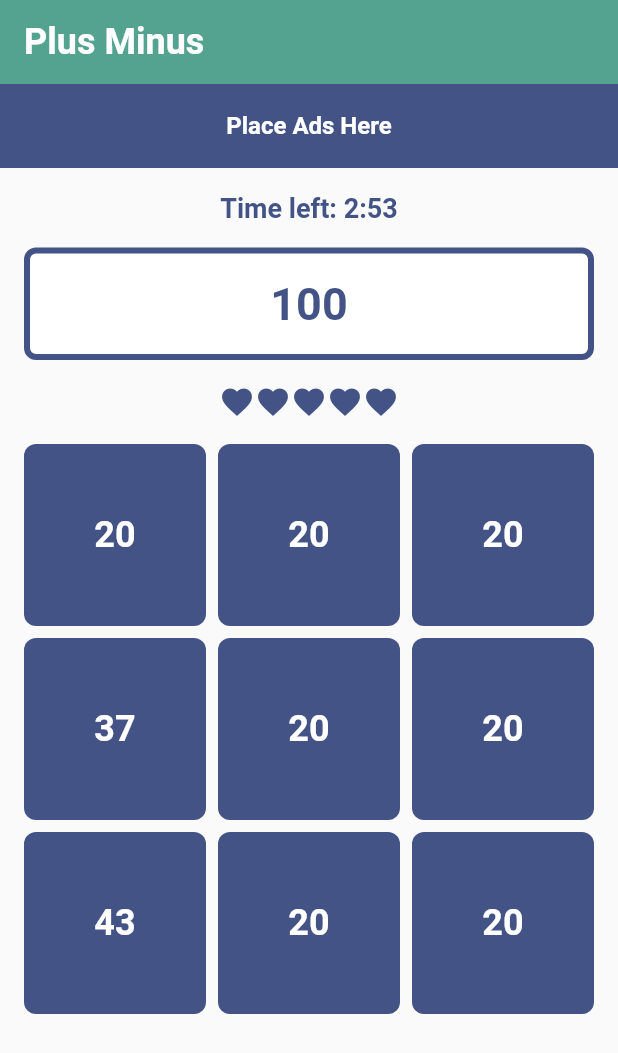
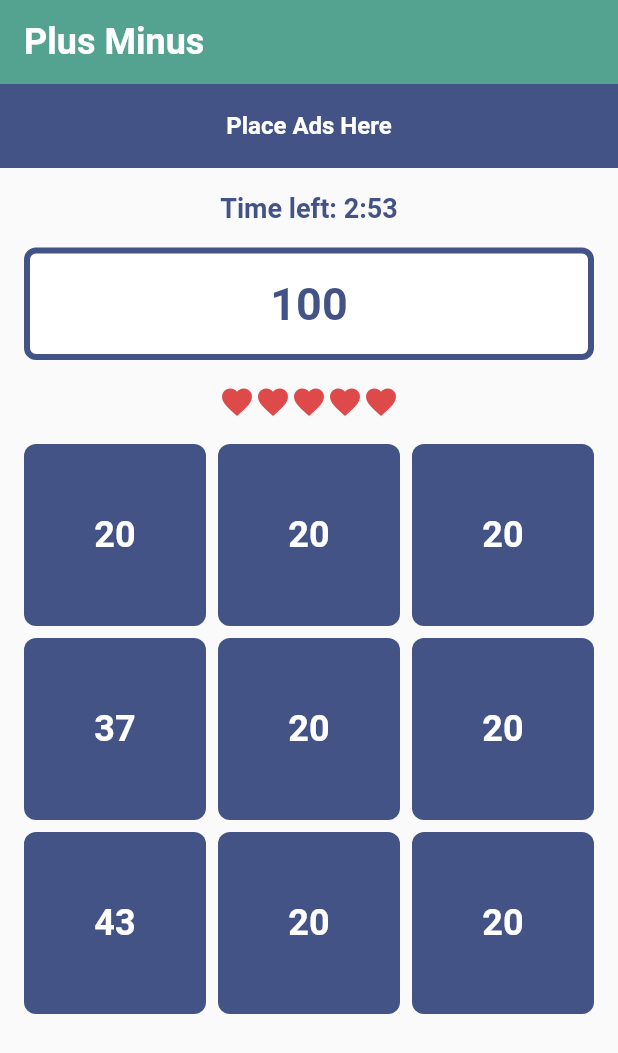
Before and after one commit to TheTarius26/cannacal, a Flutter app: the screen it shows after launch, on a phone screen of 412 x 824 dp. Shown: the top 1053 px of the screen. Run offline on Flutter 3.47's test engine with Material 2 defaults, Android fonts, the light colour scheme and no system bars; our stand-ins replace get, google_fonts.

Commit message:
change color of lives

```diff
--- a/lib/app/core/theme/color_theme.dart
+++ b/lib/app/core/theme/color_theme.dart
@@ -2,6 +2,7 @@ import 'package:flutter/material.dart';
 
 const colorPrimary = Color(0xFF435386);
 const colorSecondary = Color(0xFF54A390);
+const colorError = Color(0xFFDE4A4A);
 // const colorPrimary = Color(0xFF54A390);
 // const colorSecondary = Color(0xFF435386);
 const colorSurface = Colors.white;
--- a/lib/app/modules/game/views/game_view.dart
+++ b/lib/app/modules/game/views/game_view.dart
@@ -55,7 +55,7 @@ class GameView extends GetView<GameController> {
           lives,
           (index) => const Icon(
             Icons.favorite,
-            color: colorPrimary,
+            color: colorError,
           ),
         ),
       );
```
